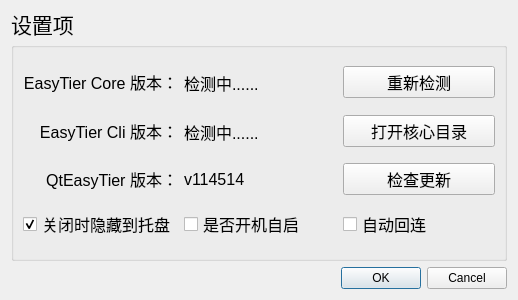
This is Qt_UI/setting.ui in myqfeng/qt-easy-tier as Qt 5 draws it before an edit. The edited form follows.
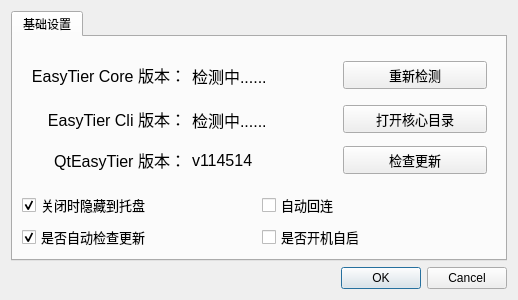
This is the edited form. Icons and pictures are not drawn.

Commit message: update：添加自动检查更新选项

The edit to the form file:
```diff
--- a/Qt_UI/setting.ui
+++ b/Qt_UI/setting.ui
@@ -25,31 +25,17 @@
   </property>
   <layout class="QVBoxLayout" name="verticalLayout">
    <item>
-    <widget class="QLabel" name="label_6">
-     <property name="minimumSize">
-      <size>
-       <width>0</width>
-       <height>25</height>
-      </size>
+    <widget class="QTabWidget" name="tabWidget">
+     <property name="currentIndex">
+      <number>0</number>
      </property>
-     <property name="maximumSize">
-      <size>
-       <width>16777215</width>
-       <height>25</height>
-      </size>
-     </property>
-     <property name="font">
-      <font>
-       <pointsize>16</pointsize>
-      </font>
-     </property>
-     <property name="text">
-      <string>设置项</string>
-     </property>
-    </widget>
-   </item>
+     <widget class="QWidget" name="tab">
+      <attribute name="title">
+       <string>基础设置</string>
+      </attribute>
+      <layout class="QVBoxLayout" name="verticalLayout_2">
    <item>
-    <widget class="QGroupBox" name="formGroupBox">
+        <widget class="QWidget" name="formWidget" native="true">
      <property name="font">
       <font>
        <pointsize>12</pointsize>
@@ -58,6 +44,11 @@
      <layout class="QGridLayout" name="gridLayout">
       <item row="6" column="4">
        <widget class="QPushButton" name="newVerPushButton">
+            <property name="font">
+             <font>
+              <pointsize>10</pointsize>
+             </font>
+            </property>
         <property name="text">
          <string>检查更新</string>
         </property>
@@ -78,6 +69,11 @@
       </item>
       <item row="1" column="4">
        <widget class="QPushButton" name="detAgainPushButton">
+            <property name="font">
+             <font>
+              <pointsize>10</pointsize>
+             </font>
+            </property>
         <property name="text">
          <string>重新检测</string>
         </property>
@@ -122,6 +118,11 @@
           <height>40</height>
          </size>
         </property>
+            <property name="font">
+             <font>
+              <pointsize>12</pointsize>
+             </font>
+            </property>
         <property name="text">
          <string>&lt;html&gt;&lt;head/&gt;&lt;body&gt;&lt;p align=&quot;right&quot;&gt;EasyTier Cli 版本：&lt;/p&gt;&lt;/body&gt;&lt;/html&gt;</string>
         </property>
@@ -129,6 +130,11 @@
       </item>
       <item row="6" column="0">
        <widget class="QLabel" name="label_4">
+            <property name="font">
+             <font>
+              <pointsize>12</pointsize>
+             </font>
+            </property>
         <property name="text">
          <string>&lt;html&gt;&lt;head/&gt;&lt;body&gt;&lt;p align=&quot;right&quot;&gt;QtEasyTier 版本：&lt;/p&gt;&lt;/body&gt;&lt;/html&gt;</string>
         </property>
@@ -148,6 +154,11 @@
           <height>40</height>
          </size>
         </property>
+            <property name="font">
+             <font>
+              <pointsize>12</pointsize>
+             </font>
+            </property>
         <property name="text">
          <string>检测中......</string>
         </property>
@@ -155,13 +166,40 @@
       </item>
       <item row="3" column="4">
        <widget class="QPushButton" name="openFileBtn">
+            <property name="font">
+             <font>
+              <pointsize>10</pointsize>
+             </font>
+            </property>
         <property name="text">
          <string>打开核心目录</string>
         </property>
        </widget>
       </item>
-      <item row="8" column="4">
+          <item row="6" column="2">
+           <widget class="QLabel" name="versionLabel">
+            <property name="font">
+             <font>
+              <pointsize>12</pointsize>
+             </font>
+            </property>
+            <property name="text">
+             <string>v114514</string>
+            </property>
+           </widget>
+          </item>
+         </layout>
+        </widget>
+       </item>
+       <item>
+        <layout class="QGridLayout" name="gridLayout_2">
+         <item row="0" column="1">
        <widget class="QCheckBox" name="autoRuncheckBox">
+           <property name="font">
+            <font>
+             <pointsize>10</pointsize>
+            </font>
+           </property>
         <property name="toolTip">
          <string>自动连接上次退出时未关闭的网络</string>
         </property>
@@ -170,31 +208,52 @@
         </property>
        </widget>
       </item>
-      <item row="6" column="2">
-       <widget class="QLabel" name="versionLabel">
-        <property name="text">
-         <string>v114514</string>
-        </property>
-       </widget>
-      </item>
-      <item row="8" column="0">
-       <widget class="QCheckBox" name="hideOnTrayBox">
-        <property name="text">
-         <string>关闭时隐藏到托盘</string>
-        </property>
-        <property name="checked">
-         <bool>true</bool>
-        </property>
-       </widget>
-      </item>
-      <item row="8" column="2">
+         <item row="3" column="1">
        <widget class="QCheckBox" name="autoStartCheckBox">
+           <property name="font">
+            <font>
+             <pointsize>10</pointsize>
+            </font>
+           </property>
         <property name="text">
          <string>是否开机自启</string>
         </property>
        </widget>
       </item>
-     </layout>
+         <item row="0" column="0">
+          <widget class="QCheckBox" name="hideOnTrayBox">
+           <property name="font">
+            <font>
+             <pointsize>10</pointsize>
+            </font>
+           </property>
+           <property name="text">
+            <string>关闭时隐藏到托盘</string>
+           </property>
+           <property name="checked">
+            <bool>true</bool>
+           </property>
+          </widget>
+         </item>
+         <item row="3" column="0">
+          <widget class="QCheckBox" name="autoUpdateCheckBox">
+           <property name="font">
+            <font>
+             <pointsize>10</pointsize>
+            </font>
+           </property>
+           <property name="text">
+            <string>是否自动检查更新</string>
+           </property>
+           <property name="checked">
+            <bool>true</bool>
+           </property>
+          </widget>
+         </item>
+        </layout>
+       </item>
+      </layout>
+     </widget>
     </widget>
    </item>
    <item>
```
Lines whose indentation alone changed are shown as unchanged. The commit also changes 1 other file.
